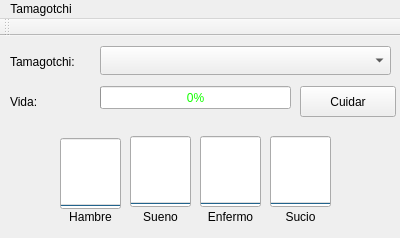
rNexeR/Estructura-Proyecto1, file mainwindow.ui: the form before one commit.
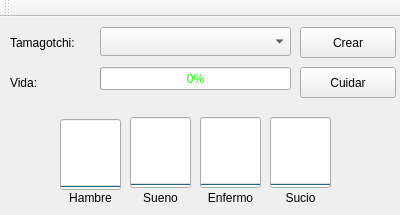
The form after the commit.

What changed in the file:
```diff
--- a/mainwindow.ui
+++ b/mainwindow.ui
@@ -7,7 +7,7 @@
     <x>0</x>
     <y>0</y>
     <width>400</width>
-    <height>238</height>
+    <height>215</height>
    </rect>
   </property>
   <property name="windowTitle">
@@ -32,7 +32,7 @@
      <rect>
       <x>100</x>
       <y>10</y>
-      <width>291</width>
+      <width>191</width>
       <height>29</height>
      </rect>
     </property>
@@ -228,23 +228,20 @@
      <enum>Qt::Vertical</enum>
     </property>
    </widget>
-  </widget>
-  <widget class="QMenuBar" name="menuBar">
+   <widget class="QPushButton" name="btnCuidar_2">
    <property name="geometry">
     <rect>
-     <x>0</x>
-     <y>0</y>
-     <width>400</width>
-     <height>27</height>
-    </rect>
-   </property>
-   <widget class="QMenu" name="menuTamagotchi">
-    <property name="title">
-     <string>Tamagotchi</string>
+      <x>300</x>
+      <y>10</y>
+      <width>96</width>
+      <height>31</height>
+     </rect>
+    </property>
+    <property name="text">
+     <string>Crear</string>
     </property>
     <addaction name="actionCrear"/>
    </widget>
-   <addaction name="menuTamagotchi"/>
   </widget>
   <widget class="QToolBar" name="mainToolBar">
    <attribute name="toolBarArea">
```
Left out of the diff: 1 changed line with no effect on the pictures. Lines whose indentation alone changed are shown as unchanged.
